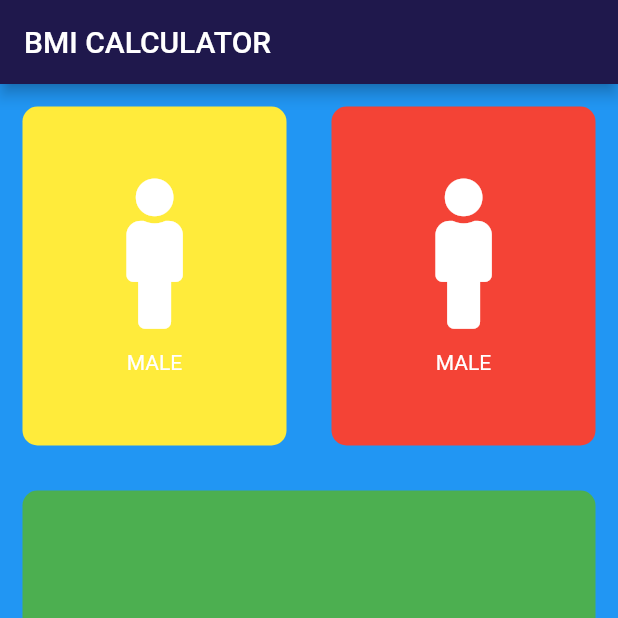
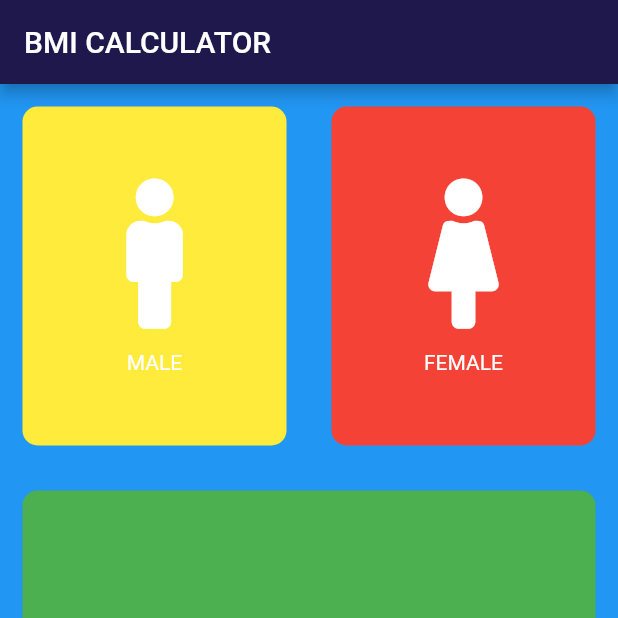
Before and after one commit to MariamTayyab/bmi_calculator, a Flutter app: the screen it shows after launch, on a phone screen of 412 x 824 dp, the top half of it. Run offline on Flutter 3.47's test engine with Material 2 defaults, Android fonts, the phone set to English and light mode, and no system bars; our stand-ins replace font_awesome_flutter.

```diff
--- a/lib/input_page.dart
+++ b/lib/input_page.dart
@@ -23,6 +23,8 @@ class _InputPageState extends State<InputPage> {
               Expanded(child: RefactorContainerCode(
                 Colors: Colors.yellow,
                 CardWidget: new RepeatTextAndIcon(
+                  iconData: FontAwesomeIcons.male,
+                  label: 'MALE',
 
                 ),
 
@@ -30,7 +32,11 @@ class _InputPageState extends State<InputPage> {
                 ),
               Expanded(child:  RefactorContainerCode(
                 Colors: Colors.red,
-                CardWidget: new RepeatTextAndIcon(),
+                CardWidget: new RepeatTextAndIcon(
+                  iconData: FontAwesomeIcons.female,
+                  label: 'FEMALE',
+
+                ),
               ),)
             ],
           )
@@ -57,21 +63,23 @@ class _InputPageState extends State<InputPage> {
 }
 
 class RepeatTextAndIcon extends StatelessWidget {
-
+RepeatTextAndIcon({@required this.iconData,this.label});
+final IconData iconData;
+final String label;
   @override
   Widget build(BuildContext context) {
     return Column(
       mainAxisAlignment: MainAxisAlignment.center,
       children: [
         Icon(
-        FontAwesomeIcons.male,
+      iconData,
           size: 100.0,
         ),
         SizedBox(
           height: 15.0,
         ),
         Text(
-          'MALE',
+          label,
 
         ),
       ],
@@ -80,9 +88,11 @@ class RepeatTextAndIcon extends StatelessWidget {
 }
 
 class RefactorContainerCode extends StatelessWidget {
-final Color Colors;
+
+  final Color Colors;
 final Widget CardWidget;
 RefactorContainerCode({ this.Colors , this.CardWidget});
+
   @override
   Widget build(BuildContext context) {
     return Container(
--- a/pubspec.yaml
+++ b/pubspec.yaml
@@ -23,6 +23,7 @@ environment:
 dependencies:
   flutter:
     sdk: flutter
+
 
 
   # The following adds the Cupertino Icons font to your application.
```
